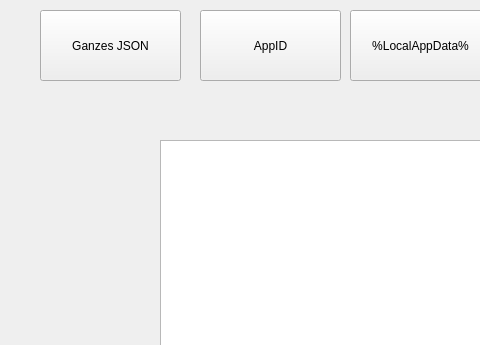
Qt form mainwindow.ui (Larsos099/SteamSort) before a commit; both pictures show x 0 to 480 and y 0 to 345 of the 800 by 600 pixel window.
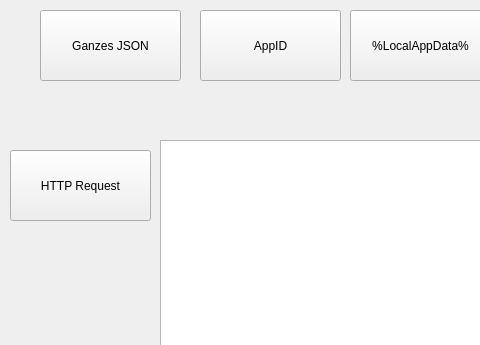
The same form after that commit.

What changed in the file:
```diff
--- a/mainwindow.ui
+++ b/mainwindow.ui
@@ -89,6 +89,19 @@
      <string>fr?</string>
     </property>
    </widget>
+   <widget class="QPushButton" name="pushButton_6">
+    <property name="geometry">
+     <rect>
+      <x>10</x>
+      <y>150</y>
+      <width>141</width>
+      <height>71</height>
+     </rect>
+    </property>
+    <property name="text">
+     <string>HTTP Request</string>
+    </property>
+   </widget>
   </widget>
   <widget class="QMenuBar" name="menubar">
    <property name="geometry">
```
